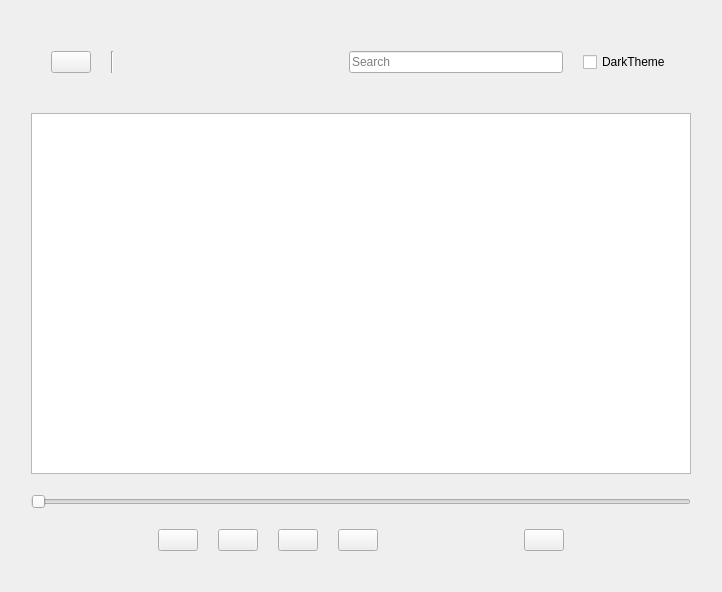
Before: the Qt Designer form src/Components/MusicPlayer/MusicPlayer.ui in xuexiaolei1997/QTTool, drawn with Qt 5.
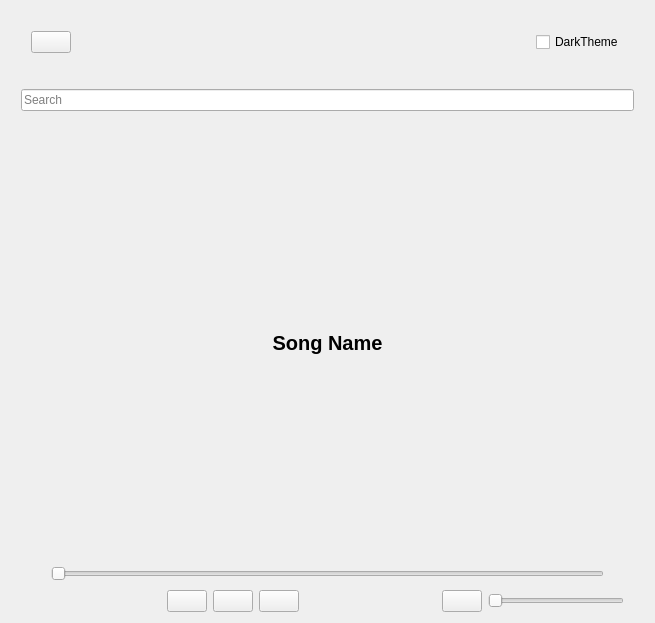
After: the same form once the commit is applied. Icons and pictures are not drawn.

Patch:
```diff
--- a/src/Components/MusicPlayer/MusicPlayer.ui
+++ b/src/Components/MusicPlayer/MusicPlayer.ui
@@ -6,8 +6,8 @@
    <rect>
     <x>0</x>
     <y>0</y>
-    <width>722</width>
-    <height>592</height>
+    <width>655</width>
+    <height>623</height>
    </rect>
   </property>
   <property name="windowTitle">
@@ -15,23 +15,6 @@
   </property>
   <layout class="QVBoxLayout" name="verticalLayout_3">
    <item>
-    <layout class="QVBoxLayout" name="verticalLayout">
-     <property name="spacing">
-      <number>20</number>
-     </property>
-     <property name="leftMargin">
-      <number>20</number>
-     </property>
-     <property name="topMargin">
-      <number>20</number>
-     </property>
-     <property name="rightMargin">
-      <number>20</number>
-     </property>
-     <property name="bottomMargin">
-      <number>10</number>
-     </property>
-     <item>
       <layout class="QHBoxLayout" name="horizontalLayout">
        <property name="spacing">
         <number>20</number>
@@ -59,13 +42,6 @@
          </property>
         </widget>
        </item>
-       <item>
-        <widget class="Line" name="line">
-         <property name="orientation">
-          <enum>Qt::Vertical</enum>
-         </property>
-        </widget>
-       </item>
        <item>
         <spacer name="horizontalSpacer">
          <property name="orientation">
@@ -80,35 +56,117 @@
         </spacer>
        </item>
        <item>
+      <widget class="QCheckBox" name="checkBox_DarkTheme">
+       <property name="text">
+        <string>DarkTheme</string>
+       </property>
+      </widget>
+     </item>
+    </layout>
+   </item>
+   <item>
+    <layout class="QVBoxLayout" name="verticalLayout_tablelist">
+     <property name="spacing">
+      <number>10</number>
+     </property>
+     <property name="leftMargin">
+      <number>10</number>
+     </property>
+     <property name="topMargin">
+      <number>10</number>
+     </property>
+     <property name="rightMargin">
+      <number>10</number>
+     </property>
+     <property name="bottomMargin">
+      <number>10</number>
+     </property>
+     <item>
         <widget class="QLineEdit" name="lineEdit_SearchMusic">
          <property name="placeholderText">
           <string>Search</string>
          </property>
         </widget>
        </item>
-       <item>
-        <widget class="QCheckBox" name="checkBox_DarkTheme">
-         <property name="text">
-          <string>DarkTheme</string>
-         </property>
-        </widget>
-       </item>
-      </layout>
-     </item>
-     <item>
-      <widget class="QTableView" name="tableView_Music"/>
-     </item>
+    </layout>
+   </item>
      <item>
       <layout class="QVBoxLayout" name="verticalLayout_2">
        <item>
-        <widget class="QSlider" name="horizontalSlider">
+      <widget class="QLabel" name="label_song_name">
+       <property name="font">
+        <font>
+         <pointsize>15</pointsize>
+         <weight>75</weight>
+         <bold>true</bold>
+         <kerning>true</kerning>
+        </font>
+       </property>
+       <property name="styleSheet">
+        <string notr="true"/>
+       </property>
+       <property name="text">
+        <string>Song Name</string>
+       </property>
+       <property name="textFormat">
+        <enum>Qt::AutoText</enum>
+       </property>
+       <property name="alignment">
+        <set>Qt::AlignCenter</set>
+       </property>
+      </widget>
+     </item>
+     <item>
+      <layout class="QHBoxLayout" name="horizontalLayout_3">
+       <item>
+        <spacer name="horizontalSpacer_5">
          <property name="orientation">
           <enum>Qt::Horizontal</enum>
          </property>
+         <property name="sizeType">
+          <enum>QSizePolicy::Minimum</enum>
+         </property>
+         <property name="sizeHint" stdset="0">
+          <size>
+           <width>40</width>
+           <height>20</height>
+          </size>
+         </property>
+        </spacer>
+       </item>
+       <item>
+        <widget class="QSlider" name="horizontalSlider_song_duration">
+         <property name="orientation">
+          <enum>Qt::Horizontal</enum>
+         </property>
         </widget>
+       </item>
+       <item>
+        <spacer name="horizontalSpacer_6">
+         <property name="orientation">
+          <enum>Qt::Horizontal</enum>
+         </property>
+         <property name="sizeType">
+          <enum>QSizePolicy::Minimum</enum>
+         </property>
+         <property name="sizeHint" stdset="0">
+          <size>
+           <width>40</width>
+           <height>20</height>
+          </size>
+         </property>
+        </spacer>
+       </item>
+      </layout>
        </item>
        <item>
         <layout class="QHBoxLayout" name="horizontalLayout_2">
+       <property name="leftMargin">
+        <number>20</number>
+       </property>
+       <property name="rightMargin">
+        <number>20</number>
+       </property>
          <item>
           <spacer name="horizontalSpacer_2">
            <property name="orientation">
@@ -158,17 +216,6 @@
            </property>
           </widget>
          </item>
-         <item>
-          <widget class="QPushButton" name="pushButton_stop">
-           <property name="text">
-            <string/>
-           </property>
-           <property name="icon">
-            <iconset resource="musicplayer.qrc">
-             <normaloff>:/icons/icons/media-playback-stop.svg</normaloff>:/icons/icons/media-playback-stop.svg</iconset>
-           </property>
-          </widget>
-         </item>
          <item>
           <spacer name="horizontalSpacer_3">
            <property name="orientation">
@@ -194,24 +241,13 @@
           </widget>
          </item>
          <item>
-          <spacer name="horizontalSpacer_4">
+        <widget class="QSlider" name="horizontalSlider_volume">
            <property name="orientation">
             <enum>Qt::Horizontal</enum>
            </property>
-           <property name="sizeHint" stdset="0">
-            <size>
-             <width>40</width>
-             <height>20</height>
-            </size>
-           </property>
-          </spacer>
-         </item>
-        </layout>
-       </item>
-      </layout>
-     </item>
-     <item>
-      <widget class="QWidget" name="widget_MediaPlayer" native="true"/>
+        </widget>
+       </item>
+      </layout>
      </item>
     </layout>
    </item>
```
Left out of the diff: 7 changed lines with no effect on the pictures. Lines whose indentation alone changed are shown as unchanged.
